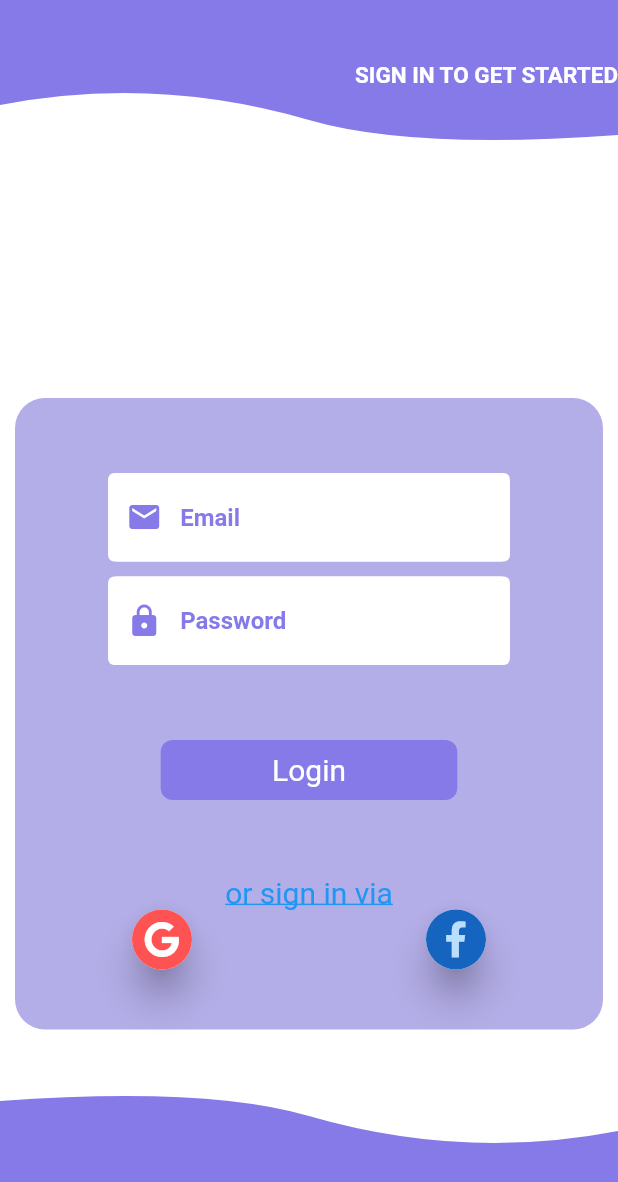
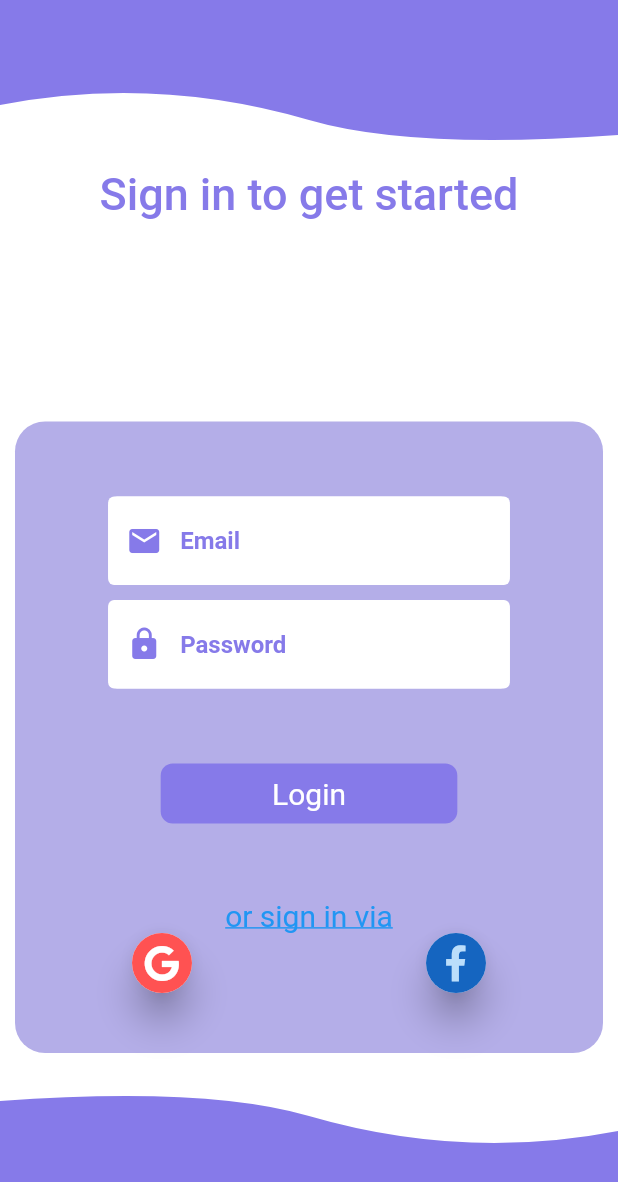
Before and after one commit to rohit2312-gif/social_media_integration, a Flutter app: the screen it shows after launch, on a phone screen of 412 x 824 dp. Shown: the top 1182 px of the screen. Run offline on Flutter 3.47's test engine with Material 2 defaults, Android fonts, the phone set to English and light mode, and no system bars; drawn by our look-alikes of animated_text_kit; our stand-ins replace firebase_auth, firebase_core, flutter_custom_clippers, font_awesome_flutter, google_sign_in, modal_progress_hud; missing offline and left inert: flutter_facebook_auth, flutter_login_facebook; accounts and stored records are empty.

Commit message:
updated animation

```diff
--- a/lib/Screens/login_screen.dart
+++ b/lib/Screens/login_screen.dart
@@ -1,11 +1,11 @@
 import 'package:flutter/cupertino.dart';
 import 'package:flutter/material.dart';
-
+import 'package:animated_text_kit/animated_text_kit.dart';
 import 'package:font_awesome_flutter/font_awesome_flutter.dart';
 import 'package:firebase_core/firebase_core.dart';
 import 'package:firebase_auth/firebase_auth.dart';
 import 'user_details.dart';
-
+import 'package:modal_progress_hud/modal_progress_hud.dart';
 import '../Methods/mode;.dart';
 //FacebookLogin facebookLogin=FacebookLogin();
 import '../Methods/sign_in.dart';
@@ -33,6 +33,7 @@ class _LoginState extends State<Login> with SingleTickerProviderStateMixin{
     super.initState();
   }
 
+  bool hasSigned=false;
   @override
 
   Widget build(BuildContext context) {
@@ -42,22 +43,31 @@ class _LoginState extends State<Login> with SingleTickerProviderStateMixin{
       resizeToAvoidBottomInset: false,
       backgroundColor: Colors.white,
 
-        body: Column(
+        body: ModalProgressHUD(
+          inAsyncCall: hasSigned,
+          child: Column(
+
+
 
             mainAxisAlignment: MainAxisAlignment.spaceBetween,
             children: <Widget>[
               ClipPath(
                 clipper: WaveClipperOne(reverse: false,flip: true),
                 child: Container(
-                child: Align(
-                  alignment: Alignment.centerRight,
-                    child: Text('SIGN IN TO GET STARTED',style: TextStyle(color: Colors.white,fontSize: 15.0,fontWeight: FontWeight.w700),)),
+
                   alignment: Alignment.topCenter,
                   color: Color(0xff867ae9),
                   height: 100.0,
                 ),
               ),
 
+              AnimatedTextKit(
+                animatedTexts: [
+                  WavyAnimatedText('Sign in to get started',textStyle: TextStyle(color: Color(0xff867ae9),fontSize: 30.0,fontWeight: FontWeight.w500)),
+
+                ],
+
+              ),
                   SizedBox(
                     height: 100.0,
                   ),
@@ -83,6 +93,7 @@ class _LoginState extends State<Login> with SingleTickerProviderStateMixin{
                               ),
                               GestureDetector(
                               onTap: (){
+
                               //var x=auth.createUserWithEmailAndPassword(email: email, password: password)
                               },
                               child: Container(
@@ -111,8 +122,17 @@ class _LoginState extends State<Login> with SingleTickerProviderStateMixin{
                               GestureDetector(
                               onTap: ()async{
 
+                              setState(() {
+                                hasSigned=true;
+                              });
+                              await signinwithGoogle();
 
-                            await signinwithGoogle();
+
+                              if (auth.currentUser!=null){
+                                setState(() {
+                                  hasSigned=false;
+                                });
+                              }
                               Navigator.push(context, MaterialPageRoute(builder: (context){
                               return UserDetails(
                               name: info.name,
@@ -135,7 +155,17 @@ class _LoginState extends State<Login> with SingleTickerProviderStateMixin{
 
                               GestureDetector(
                               onTap: ()async{
+                                setState(() {
+                                  hasSigned=true;
+                                });
                               await signinwithFacebook();
+
+                                if (auth.currentUser!=null){
+                                  setState(() {
+                                    hasSigned=false;
+                                  });
+                                }
+
 
 
                               Navigator.push(context, MaterialPageRoute(builder: (context){
@@ -183,6 +213,7 @@ class _LoginState extends State<Login> with SingleTickerProviderStateMixin{
                         ),
 
             ],
+          ),
         ),
     );
   }
--- a/pubspec.yaml
+++ b/pubspec.yaml
@@ -35,8 +35,9 @@ dependencies:
   firebase_core: ^1.2.1
   flutter_login_facebook: ^1.0.1
   google_sign_in: ^5.0.4
-
+  modal_progress_hud: ^0.1.3
   flutter_custom_clippers: ^1.1.2
+  animated_text_kit: ^4.2.1
 dev_dependencies:
   flutter_test:
     sdk: flutter
```
Also changed, not shown: pubspec.lock. Lines whose indentation alone changed are shown as unchanged.
